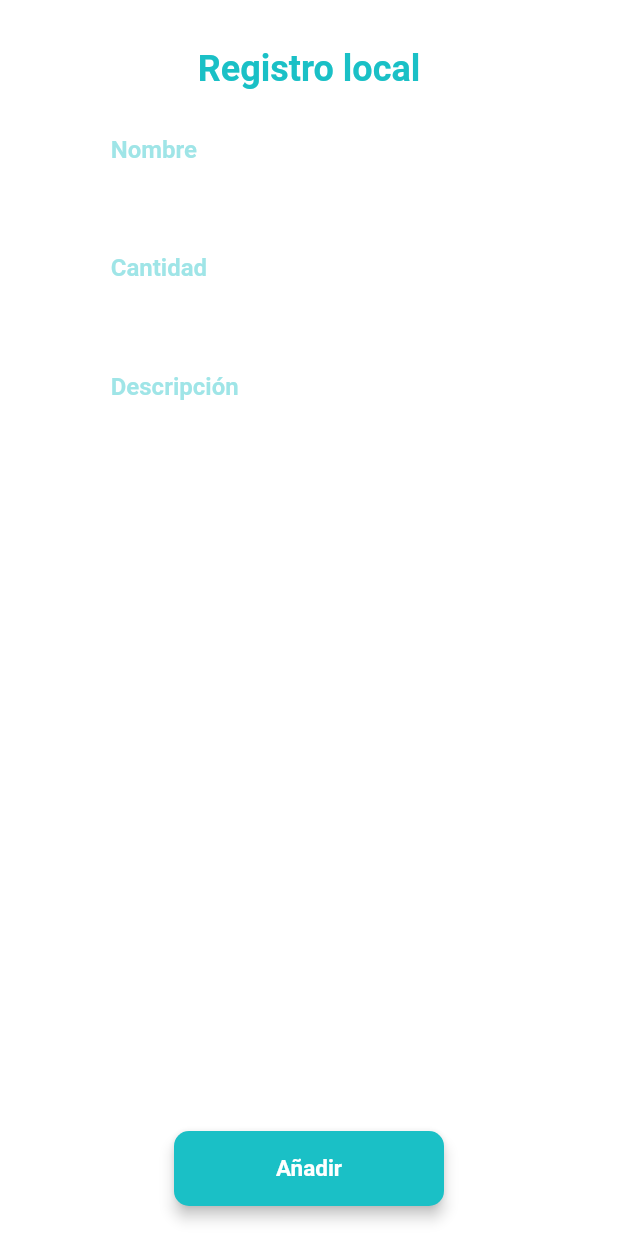
After one commit to caloja1014/pet_care, a Flutter app: the RegisterProductVetView screen opened by its route, after a tap on "Añadir", on a phone screen of 412 x 824 dp. The commit adds this screen. Run offline on Flutter 3.47's test engine with Material 2 defaults, Android fonts, the phone set to English and light mode, and no system bars; our stand-ins replace get, google_fonts.

Commit message:
form product

```diff
--- /dev/null
+++ b/lib/app/modules/register_product_vet/bindings/register_product_vet.binding.dart
@@ -0,0 +1,12 @@
+import 'package:get/get.dart';
+
+import '../controllers/register_product_vet.controller.dart';
+
+class RegisterProductVetBinding extends Bindings {
+  @override
+  void dependencies() {
+    Get.lazyPut<RegisterProductVetController>(
+      () => RegisterProductVetController(),
+    );
+  }
+}
--- /dev/null
+++ b/lib/app/modules/register_product_vet/controllers/register_product_vet.controller.dart
@@ -0,0 +1,23 @@
+import 'package:get/get.dart';
+
+class RegisterProductVetController extends GetxController {
+  //TODO: Implement RegisterProductVetController
+
+  final count = 0.obs;
+  @override
+  void onInit() {
+    super.onInit();
+  }
+
+  @override
+  void onReady() {
+    super.onReady();
+  }
+
+  @override
+  void onClose() {
+    super.onClose();
+  }
+
+  void increment() => count.value++;
+}
--- /dev/null
+++ b/lib/app/modules/register_product_vet/views/register_product_vet.view.dart
@@ -0,0 +1,85 @@
+import 'package:flutter/material.dart';
+
+import 'package:get/get.dart';
+
+import '../controllers/register_product_vet.controller.dart';
+
+class RegisterProductVetView extends GetView<RegisterProductVetController> {
+  final textFormFieldWidth = Get.width * 0.7;
+  RegisterProductVetView({Key? key}) : super(key: key);
+  final _formKey = GlobalKey<FormState>();
+  @override
+  Widget build(BuildContext context) {
+    return Scaffold(
+      body: Container(
+        width: double.infinity,
+        height: double.infinity,
+        color: Colors.white,
+        child: Column(
+          children: [
+            Container(
+              alignment: Alignment.bottomCenter,
+              height: 60,
+              width: double.infinity,
+              child: Text(
+                'Registro local',
+                style: Theme.of(context).textTheme.titleLarge,
+              ),
+            ),
+            Expanded(
+              child: SingleChildScrollView(
+                child: Form(
+                  key: _formKey,
+                  child: Column(
+                    children: [
+                      Container(
+                        padding: const EdgeInsets.only(top: 10, bottom: 10),
+                        width: textFormFieldWidth,
+                        child: TextFormField(
+                          decoration: const InputDecoration(
+                            hintText: 'Nombre',
+                          ),
+                        ),
+                      ),
+                      Container(
+                        padding: const EdgeInsets.only(top: 10, bottom: 10),
+                        width: textFormFieldWidth,
+                        child: TextFormField(
+                          decoration: const InputDecoration(
+                            hintText: 'Cantidad',
+                          ),
+                        ),
+                      ),
+                      Container(
+                        padding: const EdgeInsets.only(top: 10, bottom: 10),
+                        width: textFormFieldWidth,
+                        child: TextFormField(
+                          decoration: const InputDecoration(
+                            hintText: 'Descripción',
+                          ),
+                        ),
+                      ),
+                    ],
+                  ),
+
+                ),
+              ),
+            ),
+            Padding(
+              padding: const EdgeInsets.only(top: 20, bottom: 20),
+              child: ElevatedButton(
+                onPressed: () {
+                  // Get.toNamed('/register_local_vet_address');
+                },
+                child: const Text(
+                  'Añadir',
+                ),
+              ),
+            ),
+          ],
+        ),
+      ),
+    );
+  }
+
+}
--- a/lib/app/routes/app_pages.dart
+++ b/lib/app/routes/app_pages.dart
@@ -8,6 +8,8 @@ import '../modules/register/bindings/register.binding.dart';
 import '../modules/register/views/register.view.dart';
 import '../modules/register_local_vet/bindings/register_local_vet.binding.dart';
 import '../modules/register_local_vet/views/register_local_vet.view.dart';
+import '../modules/register_product_vet/bindings/register_product_vet.binding.dart';
+import '../modules/register_product_vet/views/register_product_vet.view.dart';
 
 part 'app_routes.dart';
 
@@ -34,8 +36,13 @@ class AppPages {
     ),
     GetPage(
       name: _Paths.REGISTER_LOCAL_VET,
-      page: () =>  RegisterLocalVetView(),
+      page: () => RegisterLocalVetView(),
       binding: RegisterLocalVetBinding(),
+    ),
+    GetPage(
+      name: _Paths.REGISTER_PRODUCT_VET,
+      page: () => RegisterProductVetView(),
+      binding: RegisterProductVetBinding(),
     ),
   ];
 }
--- a/lib/app/routes/app_routes.dart
+++ b/lib/app/routes/app_routes.dart
@@ -7,6 +7,7 @@ abstract class Routes {
   static const REGISTER = _Paths.REGISTER;
   static const LOGIN = _Paths.LOGIN;
   static const REGISTER_LOCAL_VET = _Paths.REGISTER_LOCAL_VET;
+  static const REGISTER_PRODUCT_VET = _Paths.REGISTER_PRODUCT_VET;
 }
 
 abstract class _Paths {
@@ -15,4 +16,5 @@ abstract class _Paths {
   static const REGISTER = '/register';
   static const LOGIN = '/login';
   static const REGISTER_LOCAL_VET = '/register-local-vet';
+  static const REGISTER_PRODUCT_VET = '/register-product-vet';
 }
```
